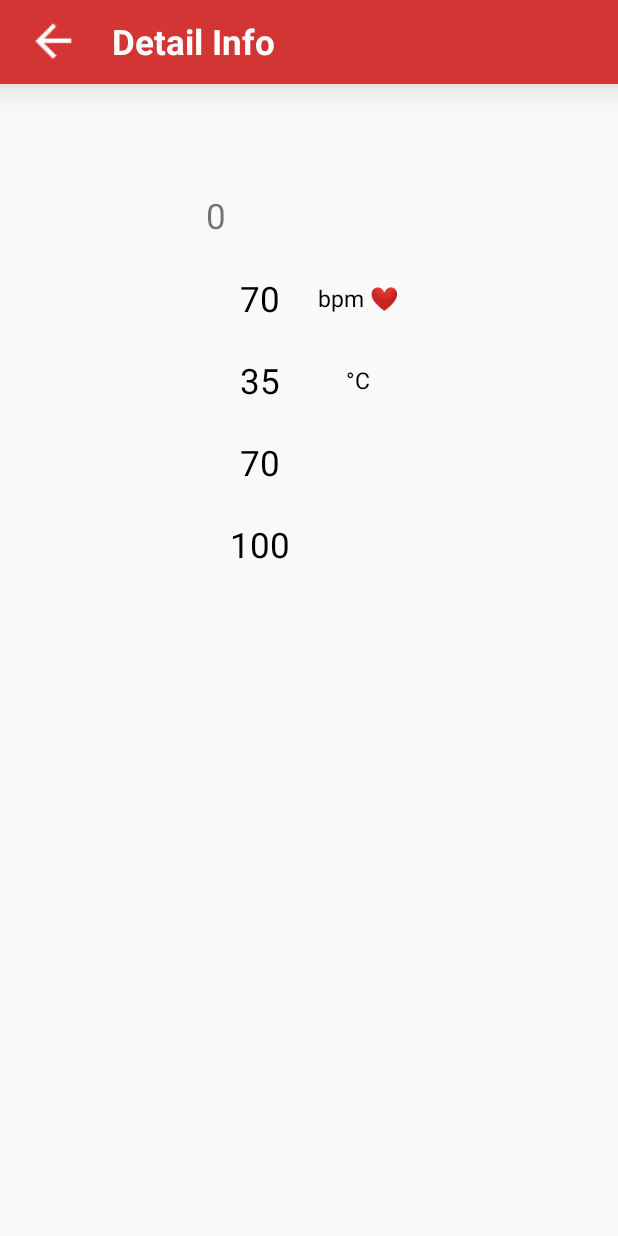
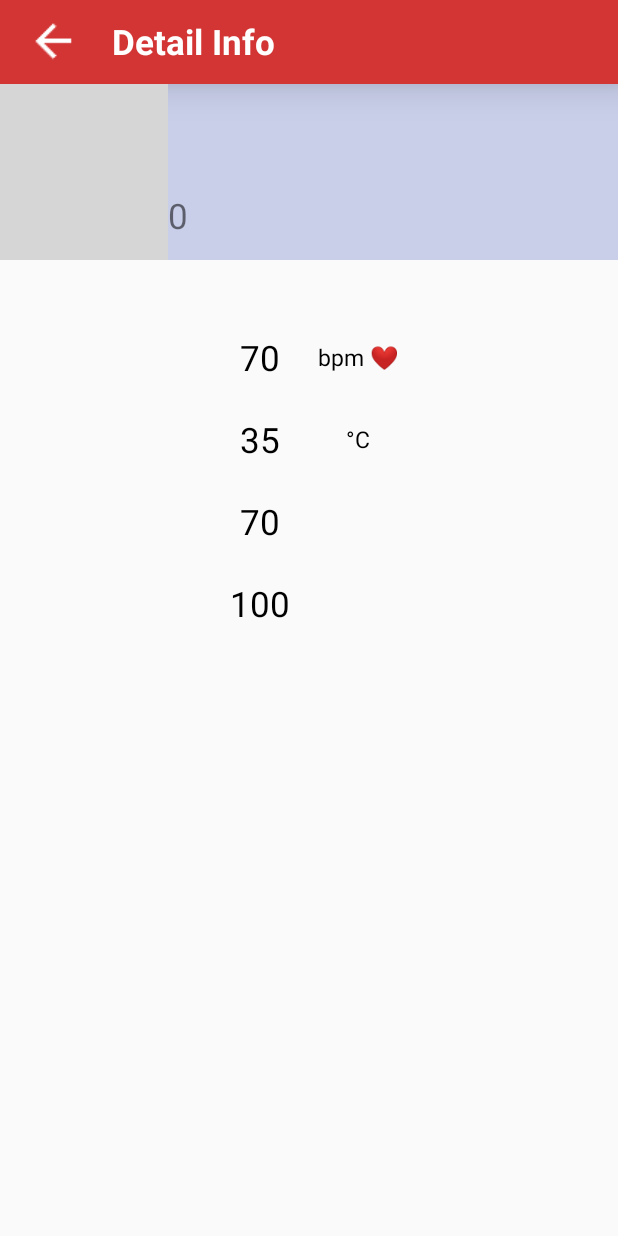
Before and after one commit to matihad/e-band, an Android app: the DetailActivity screen opened directly, with no data from a screen before it, on a phone screen of 412 x 824 dp. Run offline under Robolectric (Android 15) with nearby library versions, the phone set to English and light mode, and no system bars; our stand-ins replace sdp/ssp sizes; 3 statements that could not run were skipped; grey boxes are pictures that could not be loaded.

Commit message:
detail list changed for a while

```diff
--- a/app/src/main/res/layout/activity_detail.xml
+++ b/app/src/main/res/layout/activity_detail.xml
@@ -22,6 +22,7 @@
         <LinearLayout
             android:layout_width="match_parent"
             android:layout_height="@dimen/_90sdp"
+            android:background="#433F51B5"
             android:orientation="vertical">
 
             <LinearLayout
@@ -33,7 +34,10 @@
                 <ImageView
                     android:layout_width="match_parent"
                     android:layout_height="match_parent"
-                    android:layout_weight="2" />
+                    android:layout_weight="2.7"
+                    android:padding="@dimen/_8sdp"
+                    android:scaleType="fitXY"
+                    android:src="@drawable/about_icon_email" />
 
                 <LinearLayout
                     android:layout_width="match_parent"
@@ -47,7 +51,9 @@
                         android:layout_height="match_parent"
                         android:layout_weight="1"
                         android:gravity="center"
-                        android:textSize="@dimen/_18sdp" />
+                        android:textSize="@dimen/_18sdp"
+
+                        />
 
                     <LinearLayout
                         android:layout_width="match_parent"
@@ -69,8 +75,8 @@
                             android:layout_width="match_parent"
                             android:layout_height="wrap_content"
                             android:layout_gravity="center"
+                            android:layout_weight="1"
                             android:gravity="left"
-                            android:layout_weight="1"
                             android:textSize="@dimen/_18sdp"
                             android:textStyle="bold" />
 
@@ -127,7 +133,14 @@
                 </LinearLayout>-->
         </LinearLayout>
 
+
         <!-- Heart Rate -->
+        <LinearLayout
+            android:layout_width="match_parent"
+            android:layout_height="wrap_content"
+            android:layout_marginTop="@dimen/_30sdp"
+            android:orientation="vertical">
+
             <LinearLayout
                 android:layout_width="match_parent"
                 android:layout_height="wrap_content"
@@ -148,6 +161,7 @@
                 <TextView
                     android:layout_width="@dimen/_50sdp"
                     android:layout_height="match_parent"
+                    android:layout_gravity="center"
                     android:layout_marginTop="@dimen/_5sdp"
                     android:gravity="center"
                     android:text="bpm ❤"
@@ -177,6 +191,7 @@
                 <TextView
                     android:layout_width="@dimen/_50sdp"
                     android:layout_height="match_parent"
+                    android:layout_gravity="center"
                     android:layout_marginTop="@dimen/_5sdp"
                     android:gravity="center"
                     android:text="°C"
@@ -244,6 +259,10 @@
 
             </LinearLayout>
 
+
+        </LinearLayout>
+
+
     </LinearLayout>
 
 </LinearLayout>
```
Also changed, not shown: app/src/main/res/layout/activity_new_band.xml (+5 -5 lines). Lines whose indentation alone changed are shown as unchanged.
